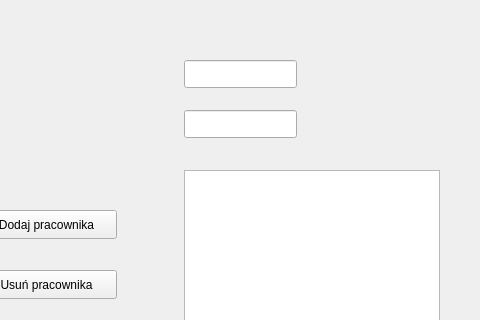
Adrhian241/companyManagement, file mainwindow.ui: the form before one commit; both pictures show x 126 to 606 and y 0 to 320 of the 800 by 600 pixel window.
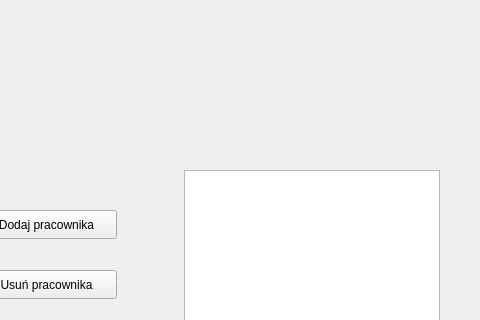
The form after the commit.

Diff of the .ui file:
```diff
--- a/mainwindow.ui
+++ b/mainwindow.ui
@@ -50,26 +50,6 @@
      </rect>
     </property>
    </widget>
-   <widget class="QLineEdit" name="lineEditName">
-    <property name="geometry">
-     <rect>
-      <x>310</x>
-      <y>60</y>
-      <width>113</width>
-      <height>28</height>
-     </rect>
-    </property>
-   </widget>
-   <widget class="QLineEdit" name="lineEditSurname">
-    <property name="geometry">
-     <rect>
-      <x>310</x>
-      <y>110</y>
-      <width>113</width>
-      <height>28</height>
-     </rect>
-    </property>
-   </widget>
   </widget>
  </widget>
  <resources/>
```
